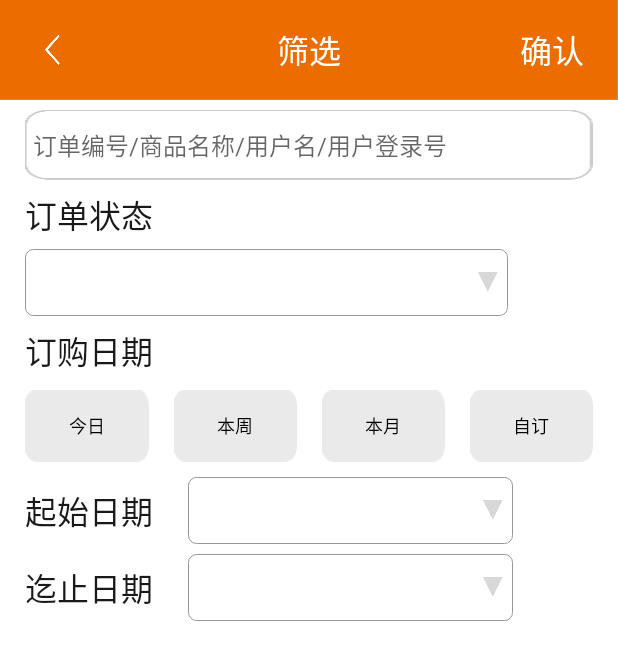
After one commit to jango2015/CommEC_Store_Android, an Android app: the layout content_order_search_selector.xml on its own in the app's theme, with its tools: preview values and no code run, on a phone screen of 412 x 824 dp. The commit adds this screen. Shown: the top 660 px of the screen. Run offline under Robolectric (Android 15) with nearby library versions, the phone set to English and light mode, and no system bars.

Commit message:
Added s3.0.0 search selector.

```diff
--- /dev/null
+++ b/CommECStore/app/src/main/res/drawable/custom_spinner.xml
@@ -0,0 +1,18 @@
+<?xml version="1.0" encoding="utf-8"?>
+<selector xmlns:android="http://schemas.android.com/apk/res/android">
+
+    <item><layer-list>
+        <item><shape>
+            <gradient android:angle="90" android:endColor="#ffffff" android:startColor="#ffffff" android:type="linear" />
+            <stroke android:width="0.3dp" android:color="#979797" />
+            <corners android:radius="5dp" />
+            <padding android:bottom="3dp" android:left="3dp" android:right="6.7dp" android:top="3dp" />
+
+        </shape></item>
+
+        <item>
+            <bitmap android:gravity="center_vertical|right" android:src="@mipmap/btn_select_item_open" />   // you can use any other image here, instead of default_holo_dark_am
+        </item>
+    </layer-list></item>
+
+</selector>
--- /dev/null
+++ b/CommECStore/app/src/main/res/layout/content_order_search_selector.xml
@@ -0,0 +1,210 @@
+<?xml version="1.0" encoding="utf-8"?>
+<LinearLayout xmlns:android="http://schemas.android.com/apk/res/android"
+    android:layout_width="match_parent"
+    android:layout_height="match_parent"
+    android:orientation="vertical">
+
+    <RelativeLayout
+        android:id="@+id/rl_header"
+        android:layout_width="match_parent"
+        android:layout_height="wrap_content"
+        android:layout_alignParentTop="true"
+        android:background="@mipmap/img_navi_background">
+
+        <ImageButton
+            android:id="@+id/ibtn_return"
+            android:layout_width="wrap_content"
+            android:layout_height="wrap_content"
+            android:layout_alignParentStart="true"
+            android:layout_alignParentTop="true"
+            android:layout_marginLeft="@dimen/common_ddou_return_left_space"
+            android:layout_marginTop="@dimen/common_ddou_return_top_space"
+            android:background="@drawable/selector_btn_return_white"
+            android:contentDescription="return" />
+
+        <TextView
+            android:id="@+id/tv_header_title"
+            android:layout_width="match_parent"
+            android:layout_height="wrap_content"
+            android:layout_centerVertical="true"
+            android:gravity="center_horizontal"
+            android:text="@string/order_search_header_title_selector"
+            android:textAppearance="?android:attr/textAppearanceMedium"
+            android:textColor="@android:color/white"
+            android:textSize="@dimen/header_txt_sp" />
+
+        <Button
+            android:id="@+id/btn_confirm"
+            android:layout_width="wrap_content"
+            android:layout_height="wrap_content"
+            android:layout_alignParentRight="true"
+            android:layout_centerVertical="true"
+            android:background="@android:color/transparent"
+            android:text="@string/order_search_header_title_selector_confirm"
+            android:textColor="@android:color/white"
+            android:textSize="@dimen/header_txt_sp" />
+
+    </RelativeLayout>
+
+    <LinearLayout
+        android:layout_width="match_parent"
+        android:layout_height="match_parent"
+        android:orientation="vertical"
+        android:paddingLeft="@dimen/order_search_selector_content_padding"
+        android:paddingRight="@dimen/order_search_selector_content_padding"
+        android:background="@android:color/white">
+
+        <EditText
+            android:id="@+id/et_search_condiction"
+            android:layout_width="match_parent"
+            android:layout_height="wrap_content"
+            android:layout_marginTop="@dimen/order_send_et_top_space"
+            android:background="@mipmap/img_square"
+            android:ems="11"
+            android:hint="@string/order_search_selector_search_hint"
+            android:inputType="text"
+            android:paddingLeft="@dimen/order_search_selector_txt_left"
+            android:textColor="@android:color/black"
+            android:textSize="@dimen/order_search_selector_et_size" />
+
+        <TextView
+            android:id="@+id/textView4"
+            android:layout_width="wrap_content"
+            android:layout_height="wrap_content"
+            android:layout_marginBottom="@dimen/order_search_selector_txt_tb_space"
+            android:layout_marginTop="@dimen/order_search_selector_txt_tb_space"
+            android:text="@string/order_search_selector_search_order_status"
+            android:textAppearance="?android:attr/textAppearanceMedium"
+            android:textColor="@color/color_191919"
+            android:textSize="@dimen/order_search_selector_txt_size" />
+
+        <Spinner
+            android:id="@+id/sp_order_status"
+            android:layout_width="@dimen/order_search_selector_sp_status_w"
+            android:layout_height="@dimen/order_search_selector_sp_h"
+            android:background="@drawable/custom_spinner" />
+
+        <TextView
+            android:id="@+id/textView5"
+            android:layout_width="wrap_content"
+            android:layout_height="wrap_content"
+            android:layout_marginTop="@dimen/order_search_selector_txt_tb_space"
+            android:text="@string/order_search_selector_search_order_dtae"
+            android:textAppearance="?android:attr/textAppearanceMedium"
+            android:textColor="@color/color_191919"
+            android:textSize="@dimen/order_search_selector_txt_size" />
+
+        <LinearLayout
+            android:layout_width="match_parent"
+            android:layout_height="wrap_content"
+            android:layout_marginTop="@dimen/order_search_selector_txt_tb_space"
+            android:gravity="center_horizontal"
+            android:orientation="horizontal"
+            android:paddingBottom="@dimen/order_search_tab_tb"
+            android:paddingTop="@dimen/order_search_tab_tb">
+
+            <Button
+                android:id="@+id/btn_today"
+                android:layout_width="wrap_content"
+                android:layout_height="wrap_content"
+                android:layout_weight="1"
+                android:background="@mipmap/btn_small_gray"
+                android:text="@string/order_search_tab_today"
+                android:textColor="@android:color/black"
+                android:textSize="@dimen/order_search_tab_size" />
+
+            <Button
+                android:id="@+id/btn_week"
+                android:layout_width="wrap_content"
+                android:layout_height="wrap_content"
+                android:layout_marginLeft="@dimen/order_search_tab_btn_space"
+                android:layout_weight="1"
+                android:background="@mipmap/btn_small_gray"
+                android:text="@string/order_search_tab_this_week"
+                android:textColor="@android:color/black"
+                android:textSize="@dimen/order_search_tab_size" />
+
+            <Button
+                android:id="@+id/btn_month"
+                android:layout_width="wrap_content"
+                android:layout_height="wrap_content"
+                android:layout_marginLeft="@dimen/order_search_tab_btn_space"
+                android:layout_weight="1"
+                android:background="@mipmap/btn_small_gray"
+                android:text="@string/order_search_tab_this_month"
+                android:textColor="@android:color/black"
+                android:textSize="@dimen/order_search_tab_size" />
+
+            <Button
+                android:id="@+id/btn_custom"
+                android:layout_width="wrap_content"
+                android:layout_height="wrap_content"
+                android:layout_marginLeft="@dimen/order_search_tab_btn_space"
+                android:layout_weight="1"
+                android:background="@mipmap/btn_small_gray"
+                android:text="@string/order_search_tab_custom"
+                android:textColor="@android:color/black"
+                android:textSize="@dimen/order_search_tab_size" />
+        </LinearLayout>
+
+        <LinearLayout
+            android:layout_width="match_parent"
+            android:layout_height="wrap_content"
+            android:layout_marginTop="@dimen/order_search_selector_txt_tb_space"
+            android:orientation="vertical">
+
+            <LinearLayout
+                android:id="@+id/ll_start"
+                android:layout_width="match_parent"
+                android:layout_height="wrap_content"
+                android:gravity="center_vertical"
+                android:orientation="horizontal">
+
+                <TextView
+                    android:id="@+id/textView6"
+                    android:layout_width="wrap_content"
+                    android:layout_height="wrap_content"
+                    android:text="@string/order_search_selector_search_start_date"
+                    android:textAppearance="?android:attr/textAppearanceMedium"
+                    android:textColor="@color/color_191919"
+                    android:textSize="@dimen/order_search_selector_txt_size" />
+
+                <Spinner
+                    android:id="@+id/sp_start_date"
+                    android:layout_width="@dimen/order_search_selector_sp_date_w"
+                    android:layout_height="@dimen/order_search_selector_sp_h"
+                    android:layout_marginLeft="@dimen/order_search_selector_sp_left_space"
+                    android:background="@drawable/custom_spinner" />
+
+            </LinearLayout>
+
+            <LinearLayout
+                android:id="@+id/ll_end"
+                android:layout_width="match_parent"
+                android:layout_height="wrap_content"
+                android:layout_marginTop="@dimen/order_search_selector_txt_tb_space"
+                android:gravity="center_vertical"
+                android:orientation="horizontal">
+
+                <TextView
+                    android:id="@+id/textView7"
+                    android:layout_width="wrap_content"
+                    android:layout_height="wrap_content"
+                    android:text="@string/order_search_selector_search_end_data"
+                    android:textAppearance="?android:attr/textAppearanceMedium"
+                    android:textColor="@color/color_191919"
+                    android:textSize="@dimen/order_search_selector_txt_size" />
+
+                <Spinner
+                    android:id="@+id/sp_end_date"
+                    android:layout_width="@dimen/order_search_selector_sp_date_w"
+                    android:layout_height="@dimen/order_search_selector_sp_h"
+                    android:layout_marginLeft="@dimen/order_search_selector_sp_left_space"
+                    android:background="@drawable/custom_spinner" />
+
+            </LinearLayout>
+        </LinearLayout>
+    </LinearLayout>
+
+
+</LinearLayout>
--- a/CommECStore/app/src/main/res/values/dimens.xml
+++ b/CommECStore/app/src/main/res/values/dimens.xml
@@ -228,5 +228,15 @@
     <dimen name="order_search_tab_btn_space">16.7dp</dimen>              <!-- tab btn 間距 -->
     <dimen name="order_search_tab_btn_lr_space">8.3dp</dimen>            <!-- tab btn 左右邊距 -->
 
+    <dimen name="order_search_selector_txt_tb_space">6.7dp</dimen>       <!-- 標題 上下 間距 -->
+    <dimen name="order_search_selector_txt_size">21.3sp</dimen>          <!-- 標題 上下 間距 -->
+    <dimen name="order_search_selector_content_padding">16.7dp</dimen>   <!-- 內容 左右邊距 -->
+    <dimen name="order_search_selector_et_size">16sp</dimen>             <!-- 輸入框 文字大小 -->
+    <dimen name="order_search_selector_txt_left">5dp</dimen>             <!-- 輸入框 文字與左緣 距離 -->
+    <dimen name="order_search_selector_sp_h">44.7dp</dimen>              <!-- 下拉選單 高 -->
+    <dimen name="order_search_selector_sp_status_w">321.7dp</dimen>      <!-- 訂單狀態 下拉選單 寬 -->
+    <dimen name="order_search_selector_sp_date_w">216.7dp</dimen>        <!-- 日期 下拉選單 寬 -->
+    <dimen name="order_search_selector_sp_left_space">23dp</dimen>       <!-- 下拉選單 與左側 距離 -->
+
 
 </resources>
--- a/CommECStore/app/src/main/res/values/strings.xml
+++ b/CommECStore/app/src/main/res/values/strings.xml
@@ -121,11 +121,18 @@
     <!-- S3.0.0訂單查詢-篩選 -->
     <string name="order_search_header_title">订单查詢-待发货</string>
     <string name="order_search_header_title_selector">筛选</string>
+    <string name="order_search_header_title_selector_confirm">确认</string>
 
     <string name="order_search_tab_today">今日</string>
     <string name="order_search_tab_this_week">本周</string>
     <string name="order_search_tab_this_month">本月</string>
     <string name="order_search_tab_custom">自订</string>
 
+    <string name="order_search_selector_search_hint">订单编号/商品名称/用户名/用户登录号</string>
+    <string name="order_search_selector_search_order_status">订单状态</string>
+    <string name="order_search_selector_search_order_dtae">订购日期</string>
+    <string name="order_search_selector_search_start_date">起始日期</string>
+    <string name="order_search_selector_search_end_data">迄止日期</string>
+
 
 </resources>
```
